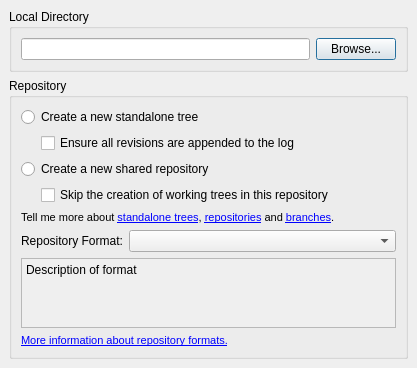
breezy-team/qbrz, file ui/init.ui: the form before one commit.
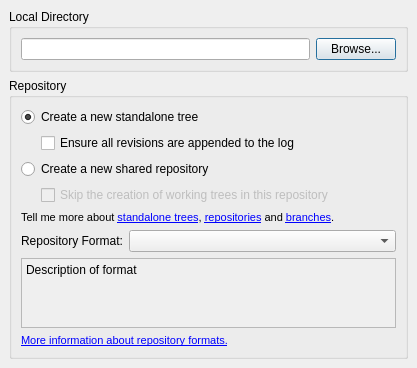
The form after the commit.

Commit message: Hook widget signals directly together rather than doing it in code.

Diff of the .ui file:
```diff
--- a/ui/init.ui
+++ b/ui/init.ui
@@ -53,6 +53,9 @@
         <property name="text" >
          <string>Create a new standalone tree</string>
         </property>
+        <property name="checked" >
+         <bool>true</bool>
+        </property>
        </widget>
       </item>
       <item>
@@ -109,6 +112,9 @@
         </item>
         <item>
          <widget class="QCheckBox" name="but_no_trees" >
+          <property name="enabled" >
+           <bool>false</bool>
+          </property>
           <property name="text" >
            <string>Skip the creation of working trees in this repository</string>
           </property>
```
Left out of the diff: 32 changed lines with no effect on the pictures. The commit also changes 2 other files.
